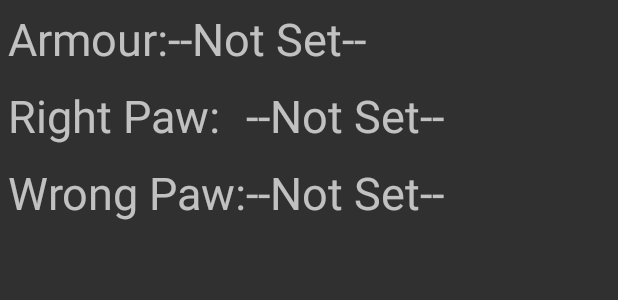
After one commit to k-wiens/kamb, an Android app: the layout content_gear.xml on its own in the app's theme, with its tools: preview values and no code run, on a phone screen of 412 x 824 dp. The commit adds this screen. Shown: the top 300 px of the screen. Run offline under Robolectric (Android 15) with nearby library versions, the phone set to English and light mode, and no system bars.

Commit message:
First shot at gear generation

```diff
--- a/app/src/main/java/turkeyworks/com/kamb/Lookup.java
+++ b/app/src/main/java/turkeyworks/com/kamb/Lookup.java
@@ -42,4 +42,16 @@ public class Lookup {
 
         return "No information available.";
     }
+
+    public static String getRandomArmour(boolean pickSafe) {
+        return "";
+    }
+
+    public static String getRandomWeapon(boolean pickSafe) {
+        return "";
+    }
+
+    public static String getRandomGear(boolean pickSafe) {
+        return "";
+    }
 }
--- a/app/src/main/java/turkeyworks/com/kamb/MainActivity.java
+++ b/app/src/main/java/turkeyworks/com/kamb/MainActivity.java
@@ -132,6 +132,18 @@ public class MainActivity extends AppCompatActivity {
         // TODO: check with user if they want 7 points with an Ego of 5
         int skillCount = Math.min(iEgo, 6);
 
+        boolean pickSafe = Utils.roll(2) == 1;
+        armour = Lookup.getRandomArmour(pickSafe);
+        adjustStats();
+
+        pickSafe = Utils.roll(2) == 1;
+        right_paw = Lookup.getRandomWeapon(pickSafe);
+        adjustStats();
+
+        pickSafe = Utils.roll(2) == 1;
+        right_paw = Lookup.getRandomGear(pickSafe);
+        adjustStats();
+
         //region Update UI
 
         setTextViewValue(R.id.brawn_value,  Integer.toString(iBrawn));
@@ -151,6 +163,10 @@ public class MainActivity extends AppCompatActivity {
 
         setTextViewValue(R.id.name_value, "");
         setTextViewValue(R.id.ds_value,   Integer.toString(iDeathStrikes));
+
+        setTextViewValue(R.id.armour_value, armour);
+        setTextViewValue(R.id.r_paw_value, right_paw);
+        setTextViewValue(R.id.w_paw_value, wrong_paw);
 
         //endregion
     }
--- a/app/src/main/res/layout/activity_main.xml
+++ b/app/src/main/res/layout/activity_main.xml
@@ -66,6 +66,15 @@
 
             <include layout="@layout/content_vp" />
 
+            <View
+                android:layout_width="match_parent"
+                android:layout_height="1dp"
+                android:layout_marginTop="20dp"
+                android:layout_marginBottom="20dp"
+                android:background="@android:color/white"/>
+
+            <include layout="@layout/content_gear" />
+
         </LinearLayout>
     </ScrollView>
 
--- /dev/null
+++ b/app/src/main/res/layout/content_gear.xml
@@ -0,0 +1,75 @@
+<?xml version="1.0" encoding="utf-8"?>
+<LinearLayout xmlns:android="http://schemas.android.com/apk/res/android"
+    android:layout_width="match_parent"
+    android:layout_height="wrap_content"
+    android:orientation="vertical">
+
+    <TableLayout
+        android:layout_width="match_parent"
+        android:layout_height="wrap_content" >
+
+        <!-- 2 columns -->
+        <TableRow
+            android:layout_width="wrap_content"
+            android:layout_height="wrap_content"
+            android:padding="5dip" >
+            <TextView
+                android:layout_width="wrap_content"
+                android:layout_height="wrap_content"
+                android:text="@string/armour"
+                android:textSize="30sp"/>
+
+            <TextView
+                android:id="@+id/armour_value"
+                android:layout_width="wrap_content"
+                android:layout_height="wrap_content"
+                android:text="@string/not_set"
+                android:textSize="30sp"/>
+        </TableRow>
+    </TableLayout>
+
+    <TableLayout
+        android:layout_width="match_parent"
+        android:layout_height="wrap_content" >
+
+        <!-- 2 columns -->
+        <TableRow
+            android:layout_width="wrap_content"
+            android:layout_height="wrap_content"
+            android:padding="5dip" >
+
+            <TextView
+                android:layout_width="wrap_content"
+                android:layout_height="wrap_content"
+                android:text="@string/right_paw"
+                android:textSize="30sp"/>
+
+            <TextView
+                android:id="@+id/r_paw_value"
+                android:layout_width="wrap_content"
+                android:layout_height="wrap_content"
+                android:text="@string/not_set"
+                android:textSize="30sp"/>
+        </TableRow>
+
+        <!-- 2 columns -->
+        <TableRow
+            android:layout_width="wrap_content"
+            android:layout_height="wrap_content"
+            android:padding="5dip" >
+
+            <TextView
+                android:layout_width="wrap_content"
+                android:layout_height="wrap_content"
+                android:text="@string/wrong_paw"
+                android:textSize="30sp"/>
+
+            <TextView
+                android:id="@+id/w_paw_value"
+                android:layout_width="wrap_content"
+                android:layout_height="wrap_content"
+                android:text="@string/not_set"
+                android:textSize="30sp"/>
+        </TableRow>
+    </TableLayout>
+</LinearLayout>
--- a/app/src/main/res/values/strings.xml
+++ b/app/src/main/res/values/strings.xml
@@ -30,4 +30,8 @@
     <string name="name">Name:</string>
     <string name="victory_points">Victory Points:</string>
     <string name="death_strikes">Death Strikes:</string>
+
+    <string name="armour">Armour:</string>
+    <string name="right_paw">Right Paw:</string>
+    <string name="wrong_paw">Wrong Paw:</string>
 </resources>
```
